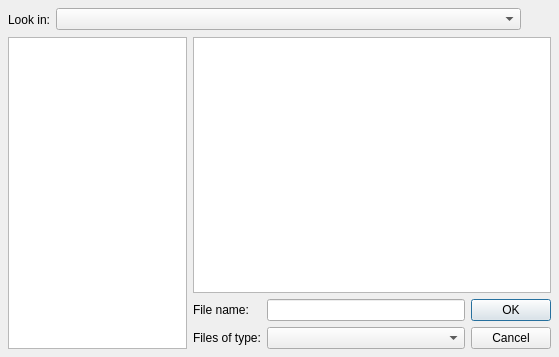
Old version of the form GUI/Widgets/pqFileDialog.ui in the repository wildmichael/ParaView3-enhancements-old.
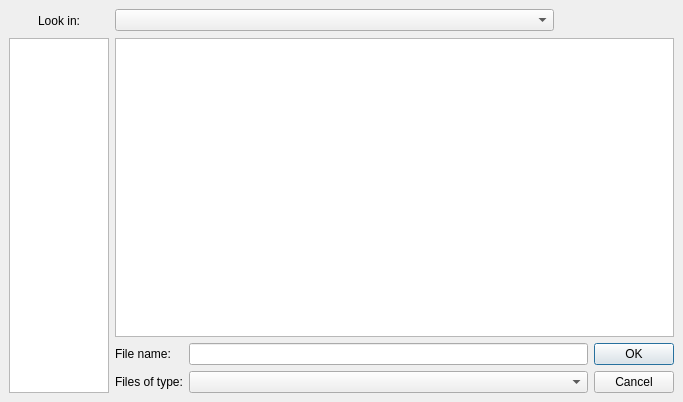
New version of the form.

Commit message: ENH:  Re-design of file browser.

```diff
--- a/GUI/Widgets/pqFileDialog.ui
+++ b/GUI/Widgets/pqFileDialog.ui
@@ -8,96 +8,21 @@
    <rect>
     <x>0</x>
     <y>0</y>
-    <width>559</width>
-    <height>357</height>
+    <width>683</width>
+    <height>402</height>
    </rect>
   </property>
   <property name="windowTitle" >
    <string>Dialog</string>
   </property>
-  <layout class="QGridLayout" >
+  <layout class="QVBoxLayout" >
    <property name="margin" >
-    <number>8</number>
+    <number>9</number>
    </property>
    <property name="spacing" >
     <number>6</number>
    </property>
-   <item row="1" column="1" >
-    <widget class="QTreeView" name="Files" >
-     <property name="sizePolicy" >
-      <sizepolicy>
-       <hsizetype>7</hsizetype>
-       <vsizetype>7</vsizetype>
-       <horstretch>2</horstretch>
-       <verstretch>0</verstretch>
-      </sizepolicy>
-     </property>
-     <property name="itemsExpandable" >
-      <bool>false</bool>
-     </property>
-    </widget>
-   </item>
-   <item row="2" column="1" >
-    <layout class="QGridLayout" >
-     <property name="margin" >
-      <number>0</number>
-     </property>
-     <property name="spacing" >
-      <number>6</number>
-     </property>
-     <item row="0" column="0" >
-      <widget class="QLabel" name="label_2" >
-       <property name="text" >
-        <string>File name:</string>
-       </property>
-      </widget>
-     </item>
-     <item row="1" column="1" >
-      <widget class="QComboBox" name="FileType" >
-       <property name="sizeAdjustPolicy" >
-        <enum>QComboBox::AdjustToMinimumContentsLength</enum>
-       </property>
-      </widget>
-     </item>
-     <item row="0" column="2" >
-      <widget class="QPushButton" name="OK" >
-       <property name="text" >
-        <string>OK</string>
-       </property>
-      </widget>
-     </item>
-     <item row="1" column="0" >
-      <widget class="QLabel" name="label" >
-       <property name="text" >
-        <string>Files of type:</string>
-       </property>
-      </widget>
-     </item>
-     <item row="0" column="1" >
-      <widget class="QLineEdit" name="FileName" />
-     </item>
-     <item row="1" column="2" >
-      <widget class="QPushButton" name="Cancel" >
-       <property name="text" >
-        <string>Cancel</string>
-       </property>
-      </widget>
-     </item>
-    </layout>
-   </item>
-   <item rowspan="2" row="1" column="0" >
-    <widget class="QListView" name="Favorites" >
-     <property name="sizePolicy" >
-      <sizepolicy>
-       <hsizetype>7</hsizetype>
-       <vsizetype>7</vsizetype>
-       <horstretch>1</horstretch>
-       <verstretch>0</verstretch>
-      </sizepolicy>
-     </property>
-    </widget>
-   </item>
-   <item row="0" column="0" colspan="2" >
+   <item>
     <layout class="QHBoxLayout" >
      <property name="margin" >
       <number>0</number>
@@ -109,15 +34,30 @@
       <widget class="QLabel" name="label_3" >
        <property name="sizePolicy" >
         <sizepolicy>
-         <hsizetype>1</hsizetype>
+         <hsizetype>0</hsizetype>
          <vsizetype>5</vsizetype>
          <horstretch>0</horstretch>
          <verstretch>0</verstretch>
         </sizepolicy>
        </property>
+       <property name="minimumSize" >
+        <size>
+         <width>100</width>
+         <height>0</height>
+        </size>
+       </property>
+       <property name="maximumSize" >
+        <size>
+         <width>100</width>
+         <height>16777215</height>
+        </size>
+       </property>
        <property name="text" >
         <string>Look in:</string>
        </property>
+       <property name="alignment" >
+        <set>Qt::AlignCenter</set>
+       </property>
       </widget>
      </item>
      <item>
@@ -132,6 +72,32 @@
        </property>
       </widget>
      </item>
+     <item>
+      <widget class="QToolButton" name="NavigateBack" >
+       <property name="toolTip" >
+        <string>Navigate Back</string>
+       </property>
+       <property name="text" >
+        <string/>
+       </property>
+       <property name="autoRaise" >
+        <bool>true</bool>
+       </property>
+      </widget>
+     </item>
+     <item>
+      <widget class="QToolButton" name="NavigateForward" >
+       <property name="toolTip" >
+        <string>Navigate Forward</string>
+       </property>
+       <property name="text" >
+        <string/>
+       </property>
+       <property name="autoRaise" >
+        <bool>true</bool>
+       </property>
+      </widget>
+     </item>
      <item>
       <widget class="QToolButton" name="NavigateUp" >
        <property name="text" >
@@ -139,6 +105,116 @@
        </property>
        <property name="autoRaise" >
         <bool>true</bool>
+       </property>
+      </widget>
+     </item>
+     <item>
+      <widget class="QToolButton" name="CreateFolder" >
+       <property name="toolTip" >
+        <string>Create New Folder</string>
+       </property>
+       <property name="text" >
+        <string/>
+       </property>
+       <property name="autoRaise" >
+        <bool>true</bool>
+       </property>
+      </widget>
+     </item>
+    </layout>
+   </item>
+   <item>
+    <layout class="QGridLayout" >
+     <property name="margin" >
+      <number>0</number>
+     </property>
+     <property name="spacing" >
+      <number>6</number>
+     </property>
+     <item rowspan="2" row="0" column="0" >
+      <widget class="QListView" name="Favorites" >
+       <property name="sizePolicy" >
+        <sizepolicy>
+         <hsizetype>1</hsizetype>
+         <vsizetype>7</vsizetype>
+         <horstretch>1</horstretch>
+         <verstretch>0</verstretch>
+        </sizepolicy>
+       </property>
+       <property name="minimumSize" >
+        <size>
+         <width>100</width>
+         <height>0</height>
+        </size>
+       </property>
+       <property name="maximumSize" >
+        <size>
+         <width>100</width>
+         <height>16777215</height>
+        </size>
+       </property>
+      </widget>
+     </item>
+     <item row="1" column="1" >
+      <layout class="QGridLayout" >
+       <property name="margin" >
+        <number>0</number>
+       </property>
+       <property name="spacing" >
+        <number>6</number>
+       </property>
+       <item row="0" column="0" >
+        <widget class="QLabel" name="label_2" >
+         <property name="text" >
+          <string>File name:</string>
+         </property>
+        </widget>
+       </item>
+       <item row="1" column="1" >
+        <widget class="QComboBox" name="FileType" >
+         <property name="sizeAdjustPolicy" >
+          <enum>QComboBox::AdjustToMinimumContentsLength</enum>
+         </property>
+        </widget>
+       </item>
+       <item row="0" column="2" >
+        <widget class="QPushButton" name="OK" >
+         <property name="text" >
+          <string>OK</string>
+         </property>
+        </widget>
+       </item>
+       <item row="1" column="0" >
+        <widget class="QLabel" name="label" >
+         <property name="text" >
+          <string>Files of type:</string>
+         </property>
+        </widget>
+       </item>
+       <item row="0" column="1" >
+        <widget class="QLineEdit" name="FileName" />
+       </item>
+       <item row="1" column="2" >
+        <widget class="QPushButton" name="Cancel" >
+         <property name="text" >
+          <string>Cancel</string>
+         </property>
+        </widget>
+       </item>
+      </layout>
+     </item>
+     <item row="0" column="1" >
+      <widget class="QTreeView" name="Files" >
+       <property name="sizePolicy" >
+        <sizepolicy>
+         <hsizetype>7</hsizetype>
+         <vsizetype>7</vsizetype>
+         <horstretch>2</horstretch>
+         <verstretch>0</verstretch>
+        </sizepolicy>
+       </property>
+       <property name="itemsExpandable" >
+        <bool>false</bool>
        </property>
       </widget>
      </item>
```
Left out of the diff: 3 changed lines with no effect on the pictures. The commit also changes 3 other files.
